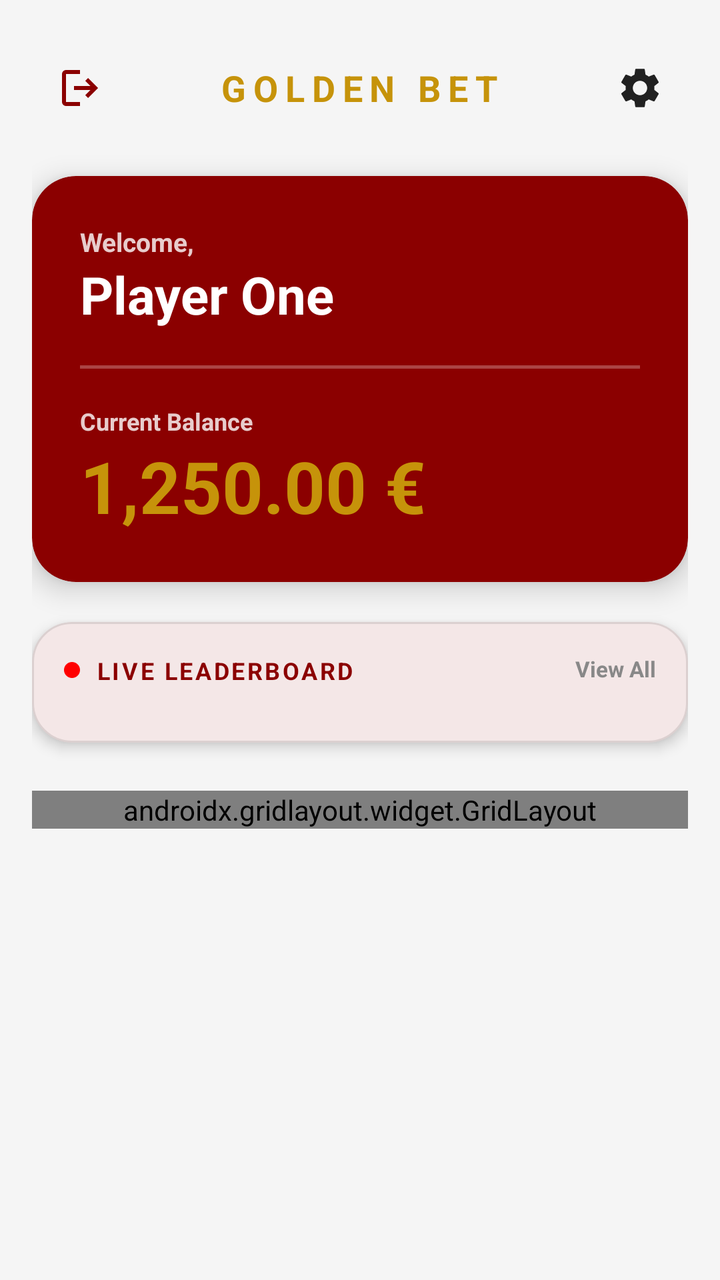
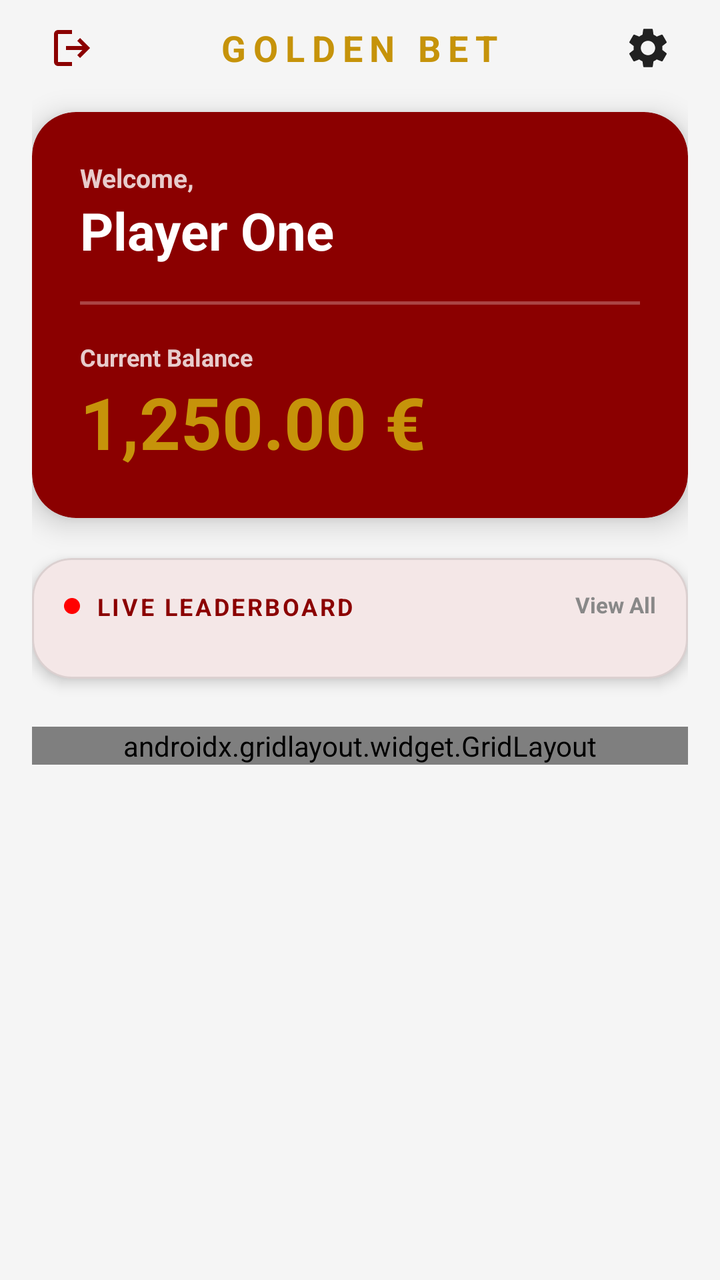

Two renders of the same Android screen: before a commit and after it. Below are the layout's source before the change and the commit's diff.
<!-- AndroidManifest.xml: application theme Theme.GoldenBet -->
<!-- res/layout/fragment_home.xml -->
<?xml version="1.0" encoding="utf-8"?>
<androidx.core.widget.NestedScrollView
    xmlns:android="http://schemas.android.com/apk/res/android"
    xmlns:app="http://schemas.android.com/apk/res-auto"
    xmlns:tools="http://schemas.android.com/tools"
    android:layout_width="match_parent"
    android:layout_height="match_parent"
    android:fillViewport="true"
    android:background="?android:attr/windowBackground"
    android:fitsSystemWindows="true"
    tools:context=".view.mainMenu.home.HomeFragment">

    <LinearLayout
        android:layout_width="match_parent"
        android:layout_height="wrap_content"
        android:orientation="vertical"
        android:padding="16dp">

        <RelativeLayout
            android:layout_width="match_parent"
            android:layout_height="56dp"
            android:layout_marginBottom="16dp">

            <ImageButton
                android:id="@+id/homeBtnLogout"
                android:layout_width="48dp"
                android:layout_height="48dp"
                android:layout_alignParentStart="true"
                android:layout_centerVertical="true"
                android:background="?attr/selectableItemBackgroundBorderless"
                android:src="@drawable/ic_logout"
                app:tint="@color/luxury_red"
                android:contentDescription="Logout" />

            <TextView
                android:layout_width="wrap_content"
                android:layout_height="wrap_content"
                android:layout_centerInParent="true"
                android:text="GOLDEN BET"
                android:letterSpacing="0.2"
                android:textColor="@color/gold_classic"
                android:textSize="18sp"
                android:textStyle="bold" />

            <ImageButton
                android:id="@+id/homeBtnSettings"
                android:layout_width="48dp"
                android:layout_height="48dp"
                android:layout_alignParentEnd="true"
                android:layout_centerVertical="true"
                android:background="?attr/selectableItemBackgroundBorderless"
                android:src="@drawable/ic_settings"
                app:tint="?attr/colorOnSurface"
                android:contentDescription="Settings" />
        </RelativeLayout>

        <com.google.android.material.card.MaterialCardView
            android:layout_width="match_parent"
            android:layout_height="wrap_content"
            android:layout_marginBottom="20dp"
            app:cardBackgroundColor="@color/luxury_red"
            app:cardCornerRadius="22dp"
            app:cardElevation="8dp"
            app:strokeWidth="0dp">

            <LinearLayout
                android:layout_width="match_parent"
                android:layout_height="wrap_content"
                android:orientation="vertical"
                android:padding="24dp">

                <TextView
                    android:layout_width="wrap_content"
                    android:layout_height="wrap_content"
                    android:text="@string/fragment_home_hello_message"
                    android:textColor="#CCFFFFFF"
                    android:textSize="13sp"
                    android:textStyle="bold" />

                <TextView
                    android:id="@+id/txtHomePlayerName"
                    android:layout_width="wrap_content"
                    android:layout_height="wrap_content"
                    android:text="Player One"
                    android:textColor="#FFFFFF"
                    android:textSize="26sp"
                    android:textStyle="bold" />

                <View
                    android:layout_width="match_parent"
                    android:layout_height="1.5dp"
                    android:layout_marginVertical="18dp"
                    android:background="#44FFFFFF" />

                <TextView
                    android:layout_width="wrap_content"
                    android:layout_height="wrap_content"
                    android:text="@string/fragment_home_balance"
                    android:textColor="#CCFFFFFF"
                    android:textSize="12sp"
                    android:textStyle="bold" />

                <TextView
                    android:id="@+id/txtHomeBalance"
                    android:layout_width="wrap_content"
                    android:layout_height="wrap_content"
                    android:text="1,250.00 €"
                    android:textColor="@color/gold_classic"
                    android:textSize="36sp"
                    android:textStyle="bold" />
            </LinearLayout>
        </com.google.android.material.card.MaterialCardView>

        <com.google.android.material.card.MaterialCardView
            android:id="@+id/homeCardLeaderboardPreview"
            android:layout_width="match_parent"
            android:layout_height="wrap_content"
            android:layout_marginBottom="24dp"
            android:clickable="true"
            android:focusable="true"
            android:foreground="?attr/selectableItemBackground"
            app:cardCornerRadius="20dp"
            app:cardElevation="4dp"
            app:strokeWidth="1dp"
            app:strokeColor="#1A000000">

            <LinearLayout
                android:layout_width="match_parent"
                android:layout_height="wrap_content"
                android:orientation="vertical"
                android:padding="16dp">

                <RelativeLayout
                    android:layout_width="match_parent"
                    android:layout_height="wrap_content"
                    android:layout_marginBottom="12dp">

                    <LinearLayout
                        android:layout_width="wrap_content"
                        android:layout_height="wrap_content"
                        android:gravity="center_vertical"
                        android:orientation="horizontal">

                        <View
                            android:id="@+id/liveDot"
                            android:layout_width="8dp"
                            android:layout_height="8dp"
                            android:layout_marginEnd="8dp"
                            android:background="@drawable/shape_circle_red" />

                        <TextView
                            android:layout_width="wrap_content"
                            android:layout_height="wrap_content"
                            android:text="LIVE LEADERBOARD"
                            android:textColor="?attr/colorPrimary"
                            android:textSize="12sp"
                            android:textStyle="bold"
                            android:letterSpacing="0.1" />
                    </LinearLayout>

                    <TextView
                        android:layout_width="wrap_content"
                        android:layout_height="wrap_content"
                        android:layout_alignParentEnd="true"
                        android:text="View All"
                        android:textColor="#888888"
                        android:textSize="11sp"
                        android:textStyle="bold" />
                </RelativeLayout>

                <LinearLayout
                    android:id="@+id/layoutTopFive"
                    android:layout_width="match_parent"
                    android:layout_height="wrap_content"
                    android:orientation="vertical" />

            </LinearLayout>
        </com.google.android.material.card.MaterialCardView>

        <androidx.gridlayout.widget.GridLayout
            android:layout_width="match_parent"
            android:layout_height="wrap_content"
            app:alignmentMode="alignMargins"
            app:columnCount="2"
            app:rowCount="2">

            <com.google.android.material.card.MaterialCardView
                android:id="@+id/homeCardDeposit"
                android:layout_width="0dp"
                android:layout_height="130dp"
                android:layout_margin="8dp"
                android:clickable="true"
                android:focusable="true"
                android:foreground="?attr/selectableItemBackground"
                app:cardBackgroundColor="?attr/colorSurface"
                app:cardCornerRadius="20dp"
                app:cardElevation="4dp"
                app:layout_columnWeight="1">

                <LinearLayout
                    android:layout_width="match_parent"
                    android:layout_height="match_parent"
                    android:gravity="center"
                    android:orientation="vertical">
                    <ImageView
                        android:layout_width="40dp"
                        android:layout_height="40dp"
                        android:src="@drawable/ic_deposit"
                        app:tint="?attr/colorPrimary" />
                    <TextView
                        android:layout_width="wrap_content"
                        android:layout_height="wrap_content"
                        android:layout_marginTop="8dp"
                        android:text="@string/fragment_home_deposit"
                        android:textStyle="bold" />
                </LinearLayout>
            </com.google.android.material.card.MaterialCardView>

            <com.google.android.material.card.MaterialCardView
                android:id="@+id/homeCardHistory"
                android:layout_width="0dp"
                android:layout_height="130dp"
                android:layout_margin="8dp"
                android:clickable="true"
                android:focusable="true"
                android:foreground="?attr/selectableItemBackground"
                app:cardBackgroundColor="?attr/colorSurface"
                app:cardCornerRadius="20dp"
                app:cardElevation="4dp"
                app:layout_columnWeight="1">

                <LinearLayout
                    android:layout_width="match_parent"
                    android:layout_height="match_parent"
                    android:gravity="center"
                    android:orientation="vertical">
                    <ImageView
                        android:layout_width="40dp"
                        android:layout_height="40dp"
                        android:src="@drawable/ic_history"
                        app:tint="?attr/colorPrimary" />
                    <TextView
                        android:layout_width="wrap_content"
                        android:layout_height="wrap_content"
                        android:layout_marginTop="8dp"
                        android:text="@string/fragment_home_history"
                        android:textStyle="bold" />
                </LinearLayout>
            </com.google.android.material.card.MaterialCardView>

            <com.google.android.material.card.MaterialCardView
                android:id="@+id/homeCardStats"
                android:layout_width="0dp"
                android:layout_height="130dp"
                android:layout_margin="8dp"
                android:clickable="true"
                android:focusable="true"
                android:foreground="?attr/selectableItemBackground"
                app:cardBackgroundColor="?attr/colorSurface"
                app:cardCornerRadius="20dp"
                app:cardElevation="4dp"
                app:layout_columnWeight="1">

                <LinearLayout
                    android:layout_width="match_parent"
                    android:layout_height="match_parent"
                    android:gravity="center"
                    android:orientation="vertical">
                    <ImageView
                        android:layout_width="40dp"
                        android:layout_height="40dp"
                        android:src="@drawable/ic_leaderboard"
                        app:tint="?attr/colorPrimary" />
                    <TextView
                        android:layout_width="wrap_content"
                        android:layout_height="wrap_content"
                        android:layout_marginTop="8dp"
                        android:text="@string/fragment_home_statistics"
                        android:textStyle="bold" />
                </LinearLayout>
            </com.google.android.material.card.MaterialCardView>

            <com.google.android.material.card.MaterialCardView
                android:id="@+id/homeCardRatings"
                android:layout_width="0dp"
                android:layout_height="130dp"
                android:layout_margin="8dp"
                android:clickable="true"
                android:focusable="true"
                android:foreground="?attr/selectableItemBackground"
                app:cardBackgroundColor="?attr/colorSurface"
                app:cardCornerRadius="20dp"
                app:cardElevation="4dp"
                app:layout_columnWeight="1">

                <LinearLayout
                    android:layout_width="match_parent"
                    android:layout_height="match_parent"
                    android:gravity="center"
                    android:orientation="vertical">
                    <ImageView
                        android:layout_width="40dp"
                        android:layout_height="40dp"
                        android:src="@drawable/ic_star_rate"
                        app:tint="?attr/colorPrimary" />
                    <TextView
                        android:layout_width="wrap_content"
                        android:layout_height="wrap_content"
                        android:layout_marginTop="8dp"
                        android:text="@string/fragment_home_ratings"
                        android:textStyle="bold" />
                </LinearLayout>
            </com.google.android.material.card.MaterialCardView>

        </androidx.gridlayout.widget.GridLayout>

    </LinearLayout>
</androidx.core.widget.NestedScrollView>
<!-- resources referenced by this layout -->
<resources>
  <color name="gold_classic">#C6930A</color>
  <color name="luxury_red">#8B0000</color>
  <!-- drawable ic_history (drawable) -->
  <vector xmlns:android="http://schemas.android.com/apk/res/android" android:height="24dp" android:tint="#000000" android:viewportHeight="24" android:viewportWidth="24" android:width="24dp">
        
      <path android:fillColor="@android:color/white" android:pathData="M13,3c-4.97,0 -9,4.03 -9,9L1,12l3.89,3.89 0.07,0.14L9,12L6,12c0,-3.87 3.13,-7 7,-7s7,3.13 7,7 -3.13,7 -7,7c-1.93,0 -3.68,-0.79 -4.94,-2.06l-1.42,1.42C8.27,19.99 10.51,21 13,21c4.97,0 9,-4.03 9,-9s-4.03,-9 -9,-9zM12,8v5l4.28,2.54 0.72,-1.21 -3.5,-2.08L13.5,8L12,8z"/>
      
  </vector>
  <!-- drawable ic_leaderboard (drawable) -->
  <vector xmlns:android="http://schemas.android.com/apk/res/android" android:height="24dp" android:tint="#000000" android:viewportHeight="24" android:viewportWidth="24" android:width="24dp">
        
      <path android:fillColor="@android:color/white" android:pathData="M7.5,21H2V9h5.5V21zM14.75,3h-5.5v18h5.5V3zM22,11h-5.5v10H22V11z"/>
      
  </vector>
  <!-- drawable ic_logout (drawable) -->
  <vector xmlns:android="http://schemas.android.com/apk/res/android"
      android:width="24dp"
      android:height="24dp"
      android:viewportWidth="960"
      android:viewportHeight="960"
      android:tint="?attr/colorControlNormal"
      android:autoMirrored="true">
    <path
        android:fillColor="@android:color/white"
        android:pathData="M200,840Q167,840 143.5,816.5Q120,793 120,760L120,200Q120,167 143.5,143.5Q167,120 200,120L480,120L480,200L200,200Q200,200 200,200Q200,200 200,200L200,760Q200,760 200,760Q200,760 200,760L480,760L480,840L200,840ZM640,680L585,622L687,520L360,520L360,440L687,440L585,338L640,280L840,480L640,680Z"/>
  </vector>
  <!-- drawable ic_star_rate (drawable) -->
  <vector xmlns:android="http://schemas.android.com/apk/res/android" android:height="24dp" android:tint="#000000" android:viewportHeight="24" android:viewportWidth="24" android:width="24dp">
        
      <path android:fillColor="@android:color/white" android:pathData="M14.43,10l-2.43,-8l-2.43,8l-7.57,0l6.18,4.41l-2.35,7.59l6.17,-4.69l6.18,4.69l-2.35,-7.59l6.17,-4.41z"/>
      
  </vector>
  <!-- drawable shape_circle_red (drawable) -->
  <shape xmlns:android="http://schemas.android.com/apk/res/android" android:shape="oval">
      <solid android:color="#FF0000" />
  </shape>
  <string name="fragment_home_balance">Current Balance</string>
  <string name="fragment_home_deposit">Deposit</string>
  <string name="fragment_home_hello_message">Welcome,</string>
  <string name="fragment_home_history">History</string>
  <string name="fragment_home_ratings">Ratings</string>
  <string name="fragment_home_statistics">Statistics</string>
  <style name="Theme.GoldenBet" parent="Base.Theme.GoldenBet" />
  <style name="Base.Theme.GoldenBet" parent="Theme.Material3.DayNight.NoActionBar">
          <item name="android:windowBackground">@color/bg_light</item>
  
          <item name="colorSurface">@color/card_light</item>
  
          <item name="colorOnSurface">@color/text_dark</item>
  
          <item name="colorPrimary">@color/luxury_red</item>
  
          <item name="android:statusBarColor">@color/bg_light</item>
          <item name="android:windowLightStatusBar">true</item>
          <item name="colorSurfaceVariant">@color/input_bg_light</item>
          <item name="colorSecondary">@color/gold_classic</item>
  
      </style>
  <color name="bg_light">#F5F5F5</color>
  <color name="card_light">#FFFFFF</color>
  <color name="text_dark">#212121</color>
  <color name="input_bg_light">#EBEBEB</color>
  <!-- unchanged entries left out for length: 2 -->
</resources>

<!-- the commit's change to res/layout/fragment_home.xml (unified diff, before → after) -->
@@ -6,53 +6,55 @@
     android:layout_width="match_parent"
     android:layout_height="match_parent"
     android:fillViewport="true"
+    android:overScrollMode="never"
     android:background="?android:attr/windowBackground"
-    android:fitsSystemWindows="true"
+    android:fitsSystemWindows="false"
     tools:context=".view.mainMenu.home.HomeFragment">
 
     <LinearLayout
         android:layout_width="match_parent"
         android:layout_height="wrap_content"
         android:orientation="vertical"
-        android:padding="16dp">
-
-        <RelativeLayout
-            android:layout_width="match_parent"
-            android:layout_height="56dp"
-            android:layout_marginBottom="16dp">
-
-            <ImageButton
-                android:id="@+id/homeBtnLogout"
-                android:layout_width="48dp"
-                android:layout_height="48dp"
-                android:layout_alignParentStart="true"
-                android:layout_centerVertical="true"
-                android:background="?attr/selectableItemBackgroundBorderless"
-                android:src="@drawable/ic_logout"
-                app:tint="@color/luxury_red"
-                android:contentDescription="Logout" />
-
-            <TextView
-                android:layout_width="wrap_content"
-                android:layout_height="wrap_content"
-                android:layout_centerInParent="true"
-                android:text="GOLDEN BET"
-                android:letterSpacing="0.2"
-                android:textColor="@color/gold_classic"
-                android:textSize="18sp"
-                android:textStyle="bold" />
-
-            <ImageButton
-                android:id="@+id/homeBtnSettings"
-                android:layout_width="48dp"
-                android:layout_height="48dp"
-                android:layout_alignParentEnd="true"
-                android:layout_centerVertical="true"
-                android:background="?attr/selectableItemBackgroundBorderless"
-                android:src="@drawable/ic_settings"
-                app:tint="?attr/colorOnSurface"
-                android:contentDescription="Settings" />
-        </RelativeLayout>
+        android:paddingHorizontal="16dp"
+        android:paddingBottom="24dp"
+        android:paddingTop="0dp"> <RelativeLayout
+        android:layout_width="match_parent"
+        android:layout_height="48dp"
+        android:layout_marginTop="0dp"
+        android:layout_marginBottom="8dp">
+
+        <ImageButton
+            android:id="@+id/homeBtnLogout"
+            android:layout_width="40dp"
+            android:layout_height="40dp"
+            android:layout_alignParentStart="true"
+            android:layout_centerVertical="true"
+            android:background="?attr/selectableItemBackgroundBorderless"
+            android:src="@drawable/ic_logout"
+            app:tint="@color/luxury_red"
+            android:contentDescription="Logout" />
+
+        <TextView
+            android:layout_width="wrap_content"
+            android:layout_height="wrap_content"
+            android:layout_centerInParent="true"
+            android:text="GOLDEN BET"
+            android:letterSpacing="0.2"
+            android:textColor="@color/gold_classic"
+            android:textSize="18sp"
+            android:textStyle="bold" />
+
+        <ImageButton
+            android:id="@+id/homeBtnSettings"
+            android:layout_width="40dp"
+            android:layout_height="40dp"
+            android:layout_alignParentEnd="true"
+            android:layout_centerVertical="true"
+            android:background="?attr/selectableItemBackgroundBorderless"
+            android:src="@drawable/ic_settings"
+            app:tint="?attr/colorOnSurface"
+            android:contentDescription="Settings" />
+    </RelativeLayout>
 
         <com.google.android.material.card.MaterialCardView
             android:layout_width="match_parent"
@@ -173,7 +175,6 @@
                     android:layout_width="match_parent"
                     android:layout_height="wrap_content"
                     android:orientation="vertical" />
-
             </LinearLayout>
         </com.google.android.material.card.MaterialCardView>
 
@@ -187,7 +188,7 @@
             <com.google.android.material.card.MaterialCardView
                 android:id="@+id/homeCardDeposit"
                 android:layout_width="0dp"
-                android:layout_height="130dp"
+                android:layout_height="120dp"
                 android:layout_margin="8dp"
                 android:clickable="true"
                 android:focusable="true"
@@ -203,8 +204,8 @@
                     android:gravity="center"
                     android:orientation="vertical">
                     <ImageView
-                        android:layout_width="40dp"
-                        android:layout_height="40dp"
+                        android:layout_width="32dp"
+                        android:layout_height="32dp"
                         android:src="@drawable/ic_deposit"
                         app:tint="?attr/colorPrimary" />
                     <TextView
@@ -219,7 +220,7 @@
             <com.google.android.material.card.MaterialCardView
                 android:id="@+id/homeCardHistory"
                 android:layout_width="0dp"
-                android:layout_height="130dp"
+                android:layout_height="120dp"
                 android:layout_margin="8dp"
                 android:clickable="true"
                 android:focusable="true"
@@ -235,8 +236,8 @@
                     android:gravity="center"
                     android:orientation="vertical">
                     <ImageView
-                        android:layout_width="40dp"
-                        android:layout_height="40dp"
+                        android:layout_width="32dp"
+                        android:layout_height="32dp"
                         android:src="@drawable/ic_history"
                         app:tint="?attr/colorPrimary" />
                     <TextView
@@ -251,7 +252,7 @@
             <com.google.android.material.card.MaterialCardView
                 android:id="@+id/homeCardStats"
                 android:layout_width="0dp"
-                android:layout_height="130dp"
+                android:layout_height="120dp"
                 android:layout_margin="8dp"
                 android:clickable="true"
                 android:focusable="true"
@@ -267,8 +268,8 @@
                     android:gravity="center"
                     android:orientation="vertical">
                     <ImageView
-                        android:layout_width="40dp"
-                        android:layout_height="40dp"
+                        android:layout_width="32dp"
+                        android:layout_height="32dp"
                         android:src="@drawable/ic_leaderboard"
                         app:tint="?attr/colorPrimary" />
                     <TextView
@@ -283,7 +284,7 @@
             <com.google.android.material.card.MaterialCardView
                 android:id="@+id/homeCardRatings"
                 android:layout_width="0dp"
-                android:layout_height="130dp"
+                android:layout_height="120dp"
                 android:layout_margin="8dp"
                 android:clickable="true"
                 android:focusable="true"
@@ -299,8 +300,8 @@
                     android:gravity="center"
                     android:orientation="vertical">
                     <ImageView
-                        android:layout_width="40dp"
-                        android:layout_height="40dp"
+                        android:layout_width="32dp"
+                        android:layout_height="32dp"
                         android:src="@drawable/ic_star_rate"
                         app:tint="?attr/colorPrimary" />
                     <TextView
@@ -313,6 +314,5 @@
             </com.google.android.material.card.MaterialCardView>
 
         </androidx.gridlayout.widget.GridLayout>
-
     </LinearLayout>
 </androidx.core.widget.NestedScrollView>
